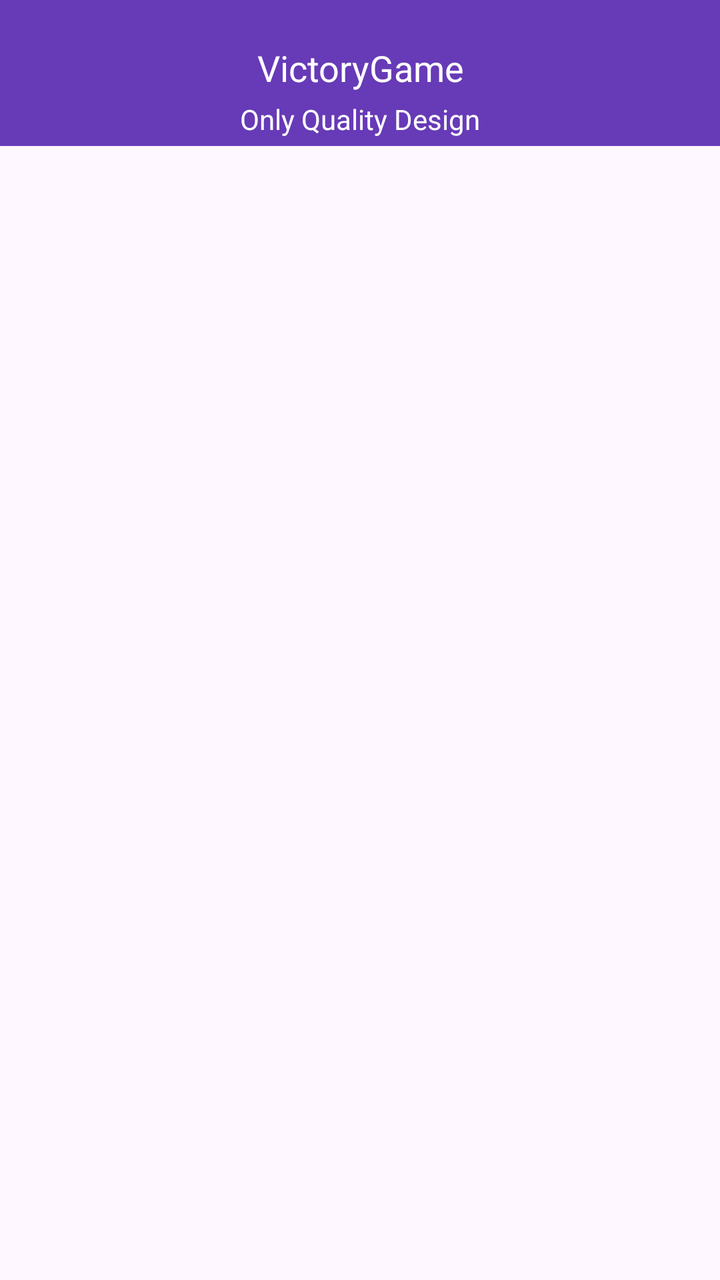
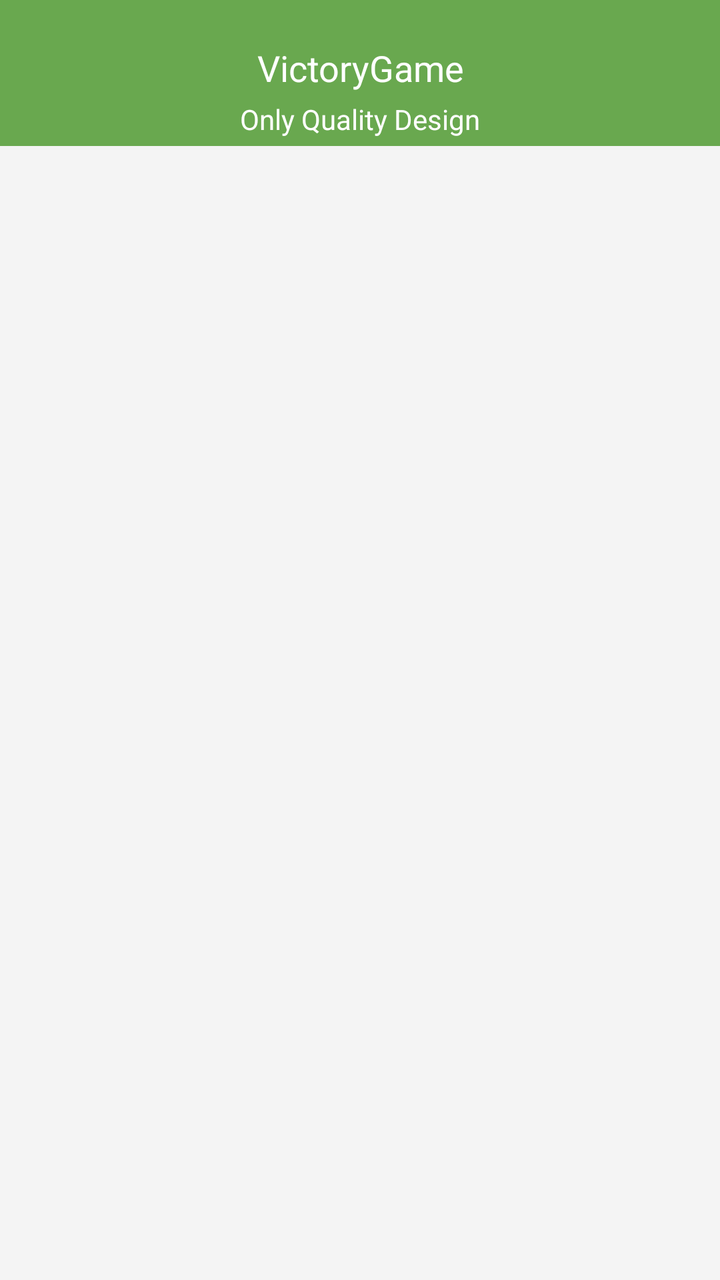

Two renders of the same Android screen: before a commit and after it. Below are the layout's source before the change and the commit's diff.
<!-- AndroidManifest.xml: application theme Theme.VictoryGame -->
<!-- res/layout/fragment_home.xml -->
<?xml version="1.0" encoding="utf-8"?>
<androidx.constraintlayout.widget.ConstraintLayout xmlns:android="http://schemas.android.com/apk/res/android"
    xmlns:app="http://schemas.android.com/apk/res-auto"
    xmlns:tools="http://schemas.android.com/tools"
    android:layout_width="match_parent"
    android:layout_height="match_parent"
    tools:context=".fragments.Home">

    <ScrollView
        android:id="@+id/scrollView2"
        android:layout_width="match_parent"
        android:layout_height="0dp"
        android:clipToPadding="false"
        android:fadeScrollbars="true"
        android:fillViewport="true"
        android:scrollbarSize="0dp"
        android:scrollbars="none"
        app:layout_constraintBottom_toBottomOf="parent"
        app:layout_constraintEnd_toEndOf="parent"
        app:layout_constraintStart_toStartOf="parent"
        app:layout_constraintTop_toTopOf="parent">

        <androidx.constraintlayout.widget.ConstraintLayout
            android:layout_width="match_parent"
            android:layout_height="wrap_content">

            <TextView
                android:id="@+id/textView5"
                android:layout_width="0dp"
                android:layout_height="46dp"
                android:background="#673AB7"
                android:gravity="bottom|center_horizontal"
                android:text="@string/app_name"
                android:textColor="@color/white"
                android:textSize="18sp"
                app:layout_constraintEnd_toEndOf="parent"
                app:layout_constraintStart_toStartOf="parent"
                app:layout_constraintTop_toTopOf="parent" />

            <TextView
                android:id="@+id/textView2"
                android:layout_width="0dp"
                android:layout_height="wrap_content"
                android:background="#673AB7"
                android:gravity="center_horizontal"
                android:padding="4dp"
                android:text="Only Quality Design"
                android:textColor="@color/design_default_color_on_primary"
                app:layout_constraintEnd_toEndOf="parent"
                app:layout_constraintStart_toStartOf="parent"
                app:layout_constraintTop_toBottomOf="@+id/textView5" />

            <androidx.viewpager2.widget.ViewPager2
                android:id="@+id/viewPager2"
                android:layout_width="match_parent"
                android:layout_height="300dp"
                app:layout_constraintBottom_toTopOf="@+id/home_recycler"
                app:layout_constraintEnd_toEndOf="parent"
                app:layout_constraintStart_toStartOf="parent"
                app:layout_constraintTop_toBottomOf="@+id/textView2">

            </androidx.viewpager2.widget.ViewPager2>

            <GridView
                android:id="@+id/home_recycler"
                android:layout_width="0dp"
                android:layout_height="1110dp"
                android:layout_marginStart="8dp"
                android:layout_marginEnd="8dp"
                android:layout_marginBottom="32dp"
                android:gravity="center"
                android:horizontalSpacing="8dp"
                android:numColumns="2"
                android:stretchMode="columnWidth"
                android:verticalSpacing="8dp"
                app:layout_constraintBottom_toBottomOf="parent"
                app:layout_constraintEnd_toEndOf="parent"
                app:layout_constraintStart_toStartOf="parent"
                app:layout_constraintTop_toBottomOf="@+id/viewPager2" />
        </androidx.constraintlayout.widget.ConstraintLayout>
    </ScrollView>

</androidx.constraintlayout.widget.ConstraintLayout>
<!-- resources referenced by this layout -->
<resources>
  <color name="white">#FFFFFFFF</color>
  <string name="app_name">VictoryGame</string>
  <style name="Theme.VictoryGame" parent="Base.Theme.VictoryGame" />
  <style name="Base.Theme.VictoryGame" parent="Theme.Material3.DayNight.NoActionBar">
          
          
      </style>
</resources>

<!-- the commit's change to res/layout/fragment_home.xml (unified diff, before → after) -->
@@ -4,7 +4,9 @@
     xmlns:tools="http://schemas.android.com/tools"
     android:layout_width="match_parent"
     android:layout_height="match_parent"
-    tools:context=".fragments.Home">
+    tools:context=".fragments.Home"
+    android:background="?attr/colorContainer"
+    tools:ignore="PrivateResource">
 
     <ScrollView
         android:id="@+id/scrollView2"
@@ -28,10 +30,10 @@
                 android:id="@+id/textView5"
                 android:layout_width="0dp"
                 android:layout_height="46dp"
-                android:background="#673AB7"
                 android:gravity="bottom|center_horizontal"
                 android:text="@string/app_name"
-                android:textColor="@color/white"
+                android:textColor="@color/light_text"
+                android:background="?attr/colorPrimary"
                 android:textSize="18sp"
                 app:layout_constraintEnd_toEndOf="parent"
                 app:layout_constraintStart_toStartOf="parent"
@@ -41,11 +43,11 @@
                 android:id="@+id/textView2"
                 android:layout_width="0dp"
                 android:layout_height="wrap_content"
-                android:background="#673AB7"
+                android:background="?attr/colorPrimary"
                 android:gravity="center_horizontal"
                 android:padding="4dp"
                 android:text="Only Quality Design"
-                android:textColor="@color/design_default_color_on_primary"
+                android:textColor="@color/light_text"
                 app:layout_constraintEnd_toEndOf="parent"
                 app:layout_constraintStart_toStartOf="parent"
                 app:layout_constraintTop_toBottomOf="@+id/textView5" />
@@ -66,6 +68,7 @@
                 android:layout_width="0dp"
                 android:layout_height="1110dp"
                 android:layout_marginStart="8dp"
+                android:layout_marginTop="8dp"
                 android:layout_marginEnd="8dp"
                 android:layout_marginBottom="32dp"
                 android:gravity="center"
<!-- resource entries referenced after the edit -->
@@ -1,11 +1,27 @@
 <!-- resources referenced by this layout -->
 <resources>
-  <color name="white">#FFFFFFFF</color>
+  <color name="light_text">#FFFFFF</color>
   <string name="app_name">VictoryGame</string>
   <style name="Theme.VictoryGame" parent="Base.Theme.VictoryGame" />
   <style name="Base.Theme.VictoryGame" parent="Theme.Material3.DayNight.NoActionBar">
           
-          
+          <item name="colorPrimary">@color/green_primary</item>
+          <item name="colorPrimaryDark">@color/green_primary_dark</item>
+          <item name="colorAccent">@color/green_accent</item>
+          <item name="colorOnPrimary">@color/light_text</item>
+          <item name="android:windowBackground">@color/light_background</item>
+          <item name="android:textColorPrimary">@color/dark_text</item>
+          <item name="android:textColorSecondary">@color/light_text_secondary</item>
+          <item name="colorContainer">@color/light_bg</item>
+  
+  
       </style>
+  <color name="green_primary">#69A84F</color>
+  <color name="green_primary_dark">#4D7F42</color>
+  <color name="green_accent">#A7D58F</color>
+  <color name="light_background">#FFFFFF</color>
+  <color name="dark_text">#000000</color>
+  <color name="light_text_secondary">#666666</color>
+  <color name="light_bg">#F4F4F4</color>
 </resources>
 
